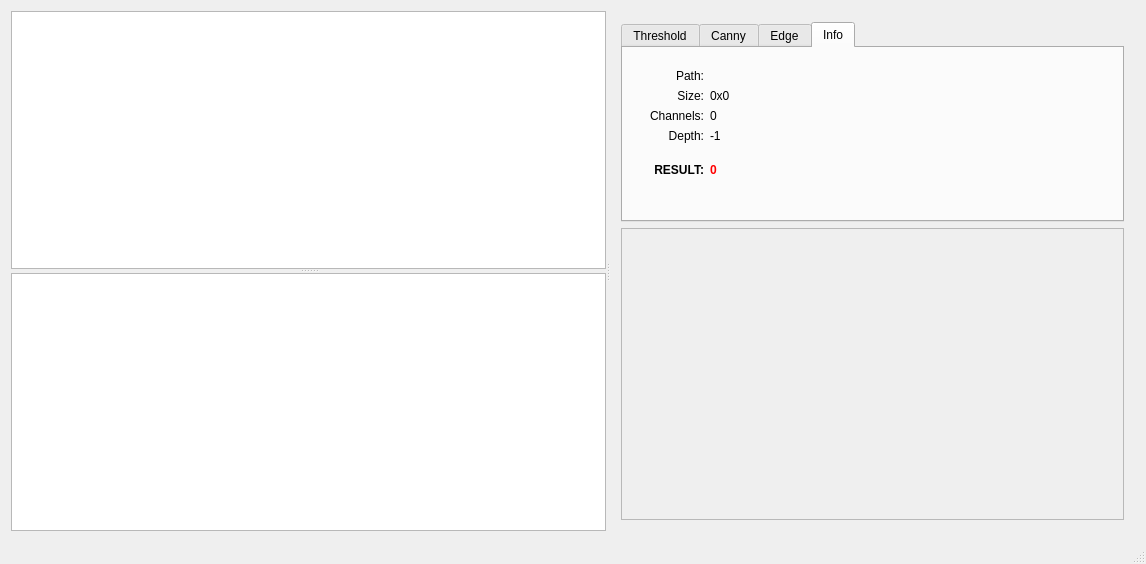
Qt form dicewindow.ui (stampho/dice) before a commit.
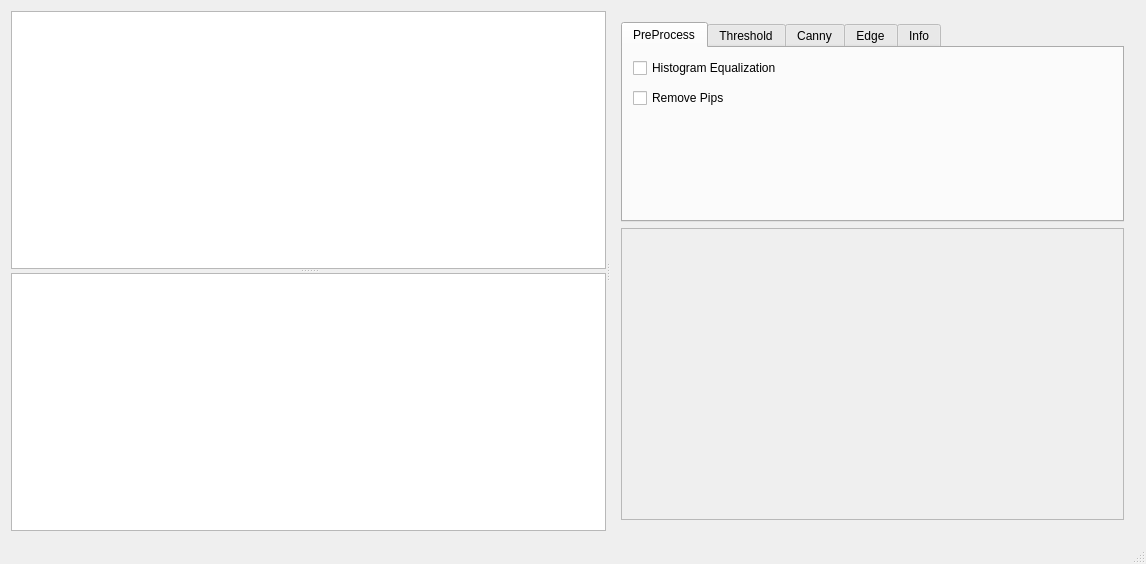
The same form after that commit. The open tabs and pages were chosen to show the change.

Commit message: Add PreProcess Controller

Diff of the .ui file:
```diff
--- a/dicewindow.ui
+++ b/dicewindow.ui
@@ -117,6 +117,37 @@
           <property name="currentIndex">
            <number>3</number>
           </property>
+          <widget class="QWidget" name="tab_5">
+           <attribute name="title">
+            <string>PreProcess</string>
+           </attribute>
+           <widget class="QCheckBox" name="histogramCB">
+            <property name="geometry">
+             <rect>
+              <x>10</x>
+              <y>10</y>
+              <width>171</width>
+              <height>20</height>
+             </rect>
+            </property>
+            <property name="text">
+             <string>Histogram Equalization</string>
+            </property>
+           </widget>
+           <widget class="QCheckBox" name="pipCB">
+            <property name="geometry">
+             <rect>
+              <x>10</x>
+              <y>40</y>
+              <width>131</width>
+              <height>20</height>
+             </rect>
+            </property>
+            <property name="text">
+             <string>Remove Pips</string>
+            </property>
+           </widget>
+          </widget>
           <widget class="QWidget" name="tab">
            <attribute name="title">
             <string>Threshold</string>
```
Left out of the diff: 2 changed lines with no effect on the pictures. The commit also changes 3 other files.
